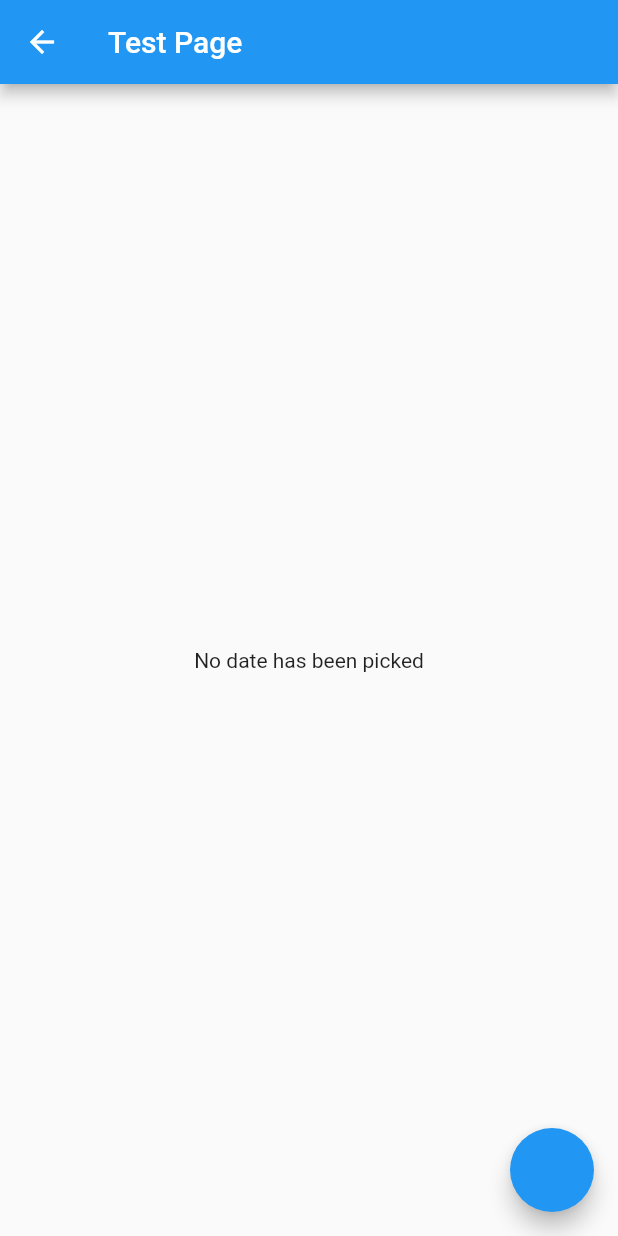
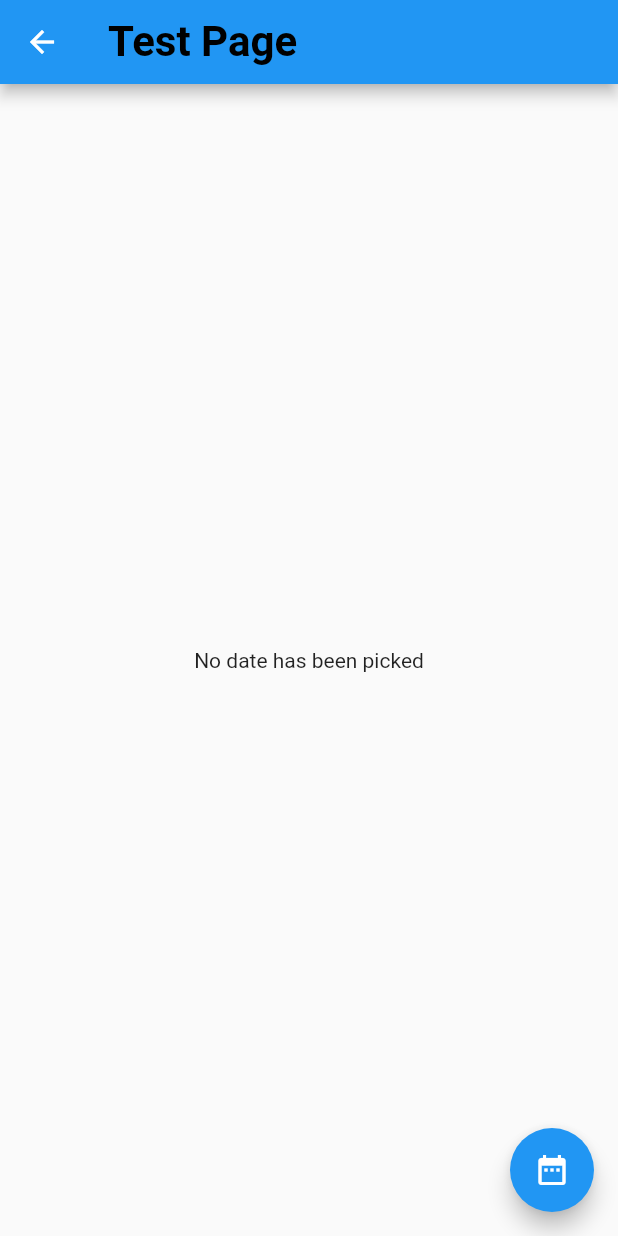
Before and after one commit to emilio-kariuki/data_collection, a Flutter app: the Test screen opened directly with empty values, on a phone screen of 412 x 824 dp. Run offline on Flutter 3.47's test engine with Material 2 defaults, Android fonts, the light colour scheme and no system bars; our stand-ins replace flutter_svg, google_fonts, image_picker.

Commit message:
February 9, 2022 3:58 PM

```diff
--- a/lib/test.dart
+++ b/lib/test.dart
@@ -3,6 +3,7 @@
 import 'package:data_collection/set_pic.dart';
 import "package:flutter/material.dart";
 import 'package:flutter_svg/flutter_svg.dart';
+import 'package:google_fonts/google_fonts.dart';
 
 class Test extends StatefulWidget {
   final User value;
@@ -19,7 +20,11 @@ class _TestState extends State<Test> {
     final size = MediaQuery.of(context).size;
     return Scaffold(
       appBar: AppBar(
-        title:  Text("Test Page",),
+        title: Text("Test Page",
+            style: GoogleFonts.roboto(
+                fontSize: 28,
+                fontWeight: FontWeight.bold,
+                color: Colors.black)),
       ),
       body: Center(
           child:
@@ -27,12 +32,15 @@ class _TestState extends State<Test> {
       floatingActionButton: FloatingActionButton(
         onPressed: () {
           showDatePicker(
-              context: context,
-              initialDate: date ?? DateTime.now(),
-              firstDate: DateTime(2000),
-              lastDate: DateTime(2023)
-              ).then((value) => date = value);
+                  context: context,
+                  initialDate: date ?? DateTime.now(),
+                  firstDate: DateTime(2000),
+                  lastDate: DateTime(2023))
+              .then((value) => date = value);
         },
+        child:
+          const Icon(Icons.date_range),
+          tooltip: "Pick Date",
       ),
     );
   }
--- a/pubspec.yaml
+++ b/pubspec.yaml
@@ -36,6 +36,7 @@ dependencies:
   cupertino_icons: ^1.0.2
   image_picker: ^0.8.4+7
   flutter_svg: ^1.0.3
+  google_fonts: ^2.3.1
 
 dev_dependencies:
   flutter_test:
```
Also changed, not shown: pubspec.lock.
